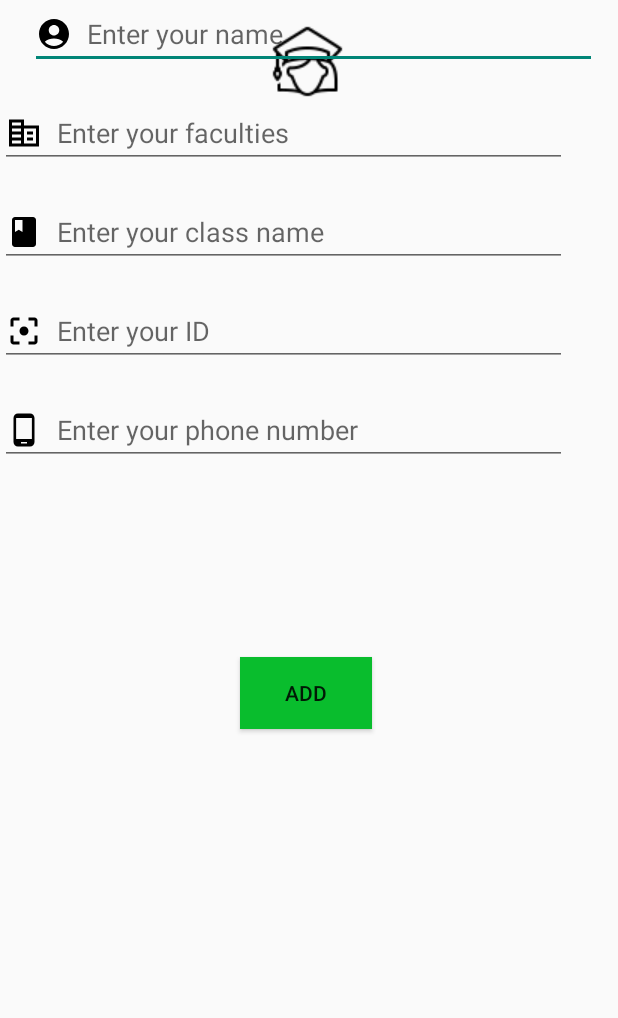
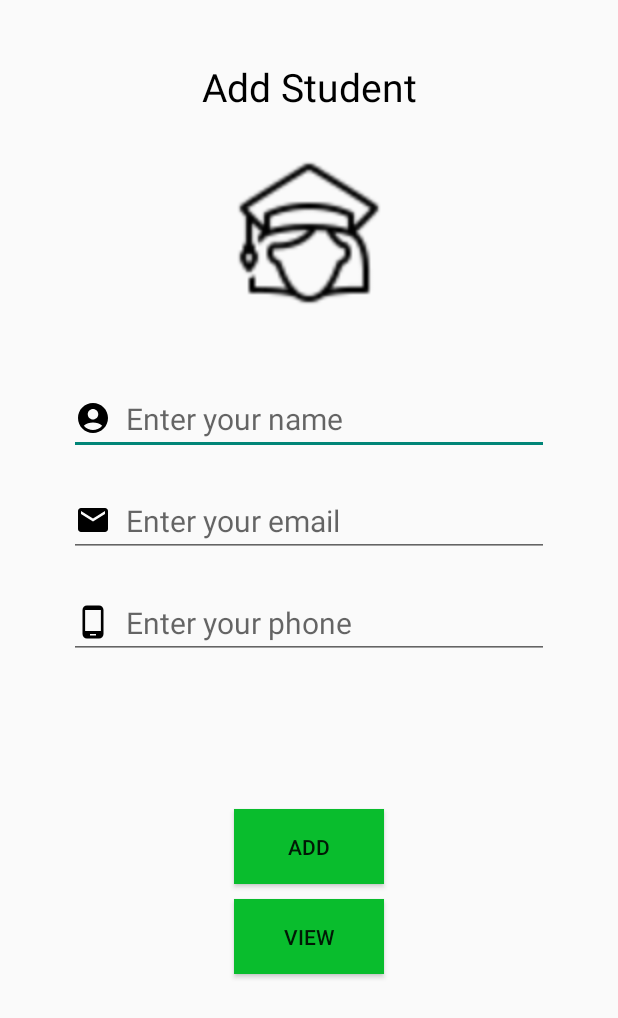
Before and after one commit to huwuxtins/StudentManagement, an Android app: the layout activity_add_student.xml on its own in the app's theme, with its tools: preview values and no code run, on a phone screen of 412 x 824 dp. Shown: the top 1018 px of the screen. Run offline under Robolectric (Android 15) with nearby library versions, the phone set to English and light mode, and no system bars.

Commit message:
add Student

```diff
--- a/app/src/main/java/com/example/studentmanagement/models/Student.java
+++ b/app/src/main/java/com/example/studentmanagement/models/Student.java
@@ -33,6 +33,9 @@ public class Student implements Serializable {
         this.faculties = faculties;
         this.pictureLink = pictureLink;
         this.certificates = certificates;
+    }
+
+    public Student(String studentname, String studentemail, String studentphone) {
     }
 
     public String getId() {
--- a/app/src/main/java/com/example/studentmanagement/models/addStudent.java
+++ /dev/null
@@ -1,4 +0,0 @@
-package com.example.studentmanagement.models;
-
-public class addStudent {
-}
--- /dev/null
+++ b/app/src/main/res/drawable/baseline_email_24.xml
@@ -0,0 +1,5 @@
+<vector android:height="24dp" android:tint="#000000"
+    android:viewportHeight="24" android:viewportWidth="24"
+    android:width="24dp" xmlns:android="http://schemas.android.com/apk/res/android">
+    <path android:fillColor="@android:color/white" android:pathData="M20,4L4,4c-1.1,0 -1.99,0.9 -1.99,2L2,18c0,1.1 0.9,2 2,2h16c1.1,0 2,-0.9 2,-2L22,6c0,-1.1 -0.9,-2 -2,-2zM20,8l-8,5 -8,-5L4,6l8,5 8,-5v2z"/>
+</vector>
--- a/app/src/main/res/layout/activity_add_student.xml
+++ b/app/src/main/res/layout/activity_add_student.xml
@@ -1,108 +1,85 @@
 <?xml version="1.0" encoding="utf-8"?>
-<androidx.constraintlayout.widget.ConstraintLayout xmlns:android="http://schemas.android.com/apk/res/android"
+<RelativeLayout xmlns:android="http://schemas.android.com/apk/res/android"
     xmlns:app="http://schemas.android.com/apk/res-auto"
     xmlns:tools="http://schemas.android.com/tools"
     android:layout_width="match_parent"
     android:layout_height="match_parent"
-    tools:context=".models.addStudent">
+    tools:context=".AddStudent"
+    android:layout_margin="10dp">
 
-
+    <TextView
+        android:id="@+id/text"
+        android:layout_width="match_parent"
+        android:layout_height="wrap_content"
+        android:text="Add Student"
+        android:textSize="26dp"
+        android:layout_centerHorizontal="true"
+        android:textColor="@color/black"
+        android:layout_marginTop="30dp"
+        android:gravity="center_horizontal"
+        />
     <ImageView
-        android:id="@+id/imageView4"
-        android:layout_width="wrap_content"
-        android:layout_height="wrap_content"
-        android:layout_marginStart="180dp"
-        android:layout_marginTop="50dp"
+        android:id="@+id/imageViewStudent"
         android:src="@drawable/icon_student"
-        app:layout_constraintBottom_toTopOf="@+id/edtStudentName"
-        app:layout_constraintStart_toStartOf="parent"
-        app:layout_constraintTop_toTopOf="parent"
-        app:layout_constraintVertical_bias="0.34"
-        tools:ignore="MissingConstraints">
-
-    </ImageView>
+        android:layout_below="@+id/text"
+        android:layout_marginTop="30dp"
+        android:layout_centerHorizontal="true"
+        android:layout_width="100dp"
+        android:layout_height="100dp"/>
 
     <EditText
-        android:id="@+id/edtStudentName"
-        android:layout_width="378dp"
-        android:layout_height="46dp"
-        android:layout_marginStart="20dp"
+        android:id="@+id/edtName"
         android:drawableLeft="@drawable/name"
         android:drawablePadding="10dp"
+        android:layout_width="320dp"
+        android:layout_height="wrap_content"
         android:hint="Enter your name"
-        app:layout_constraintStart_toStartOf="parent"
-        tools:ignore="MissingConstraints"
-        tools:layout_editor_absoluteY="192dp">
-    </EditText>
+        android:layout_centerHorizontal="true"
+        android:layout_marginTop="50dp"
+        android:layout_below="@+id/imageViewStudent"
+        android:textSize="20dp" />
+    <EditText
+        android:id="@+id/edtEmail"
+        android:layout_width="320dp"
+        android:layout_height="wrap_content"
+        android:drawableLeft="@drawable/baseline_email_24"
+        android:drawablePadding="10dp"
+        android:hint="Enter your email"
+        android:layout_centerHorizontal="true"
 
-    <EditText
-        android:id="@+id/edtClassName"
-        android:layout_width="378dp"
-        android:layout_height="46dp"
         android:layout_marginTop="20dp"
-        android:drawableLeft="@drawable/baseline_class_24"
-        android:drawablePadding="10dp"
-        android:hint="Enter your class name"
-        app:layout_constraintTop_toBottomOf="@+id/edtFaculties"
-        tools:ignore="MissingConstraints"
-        tools:layout_editor_absoluteX="20dp">
-
-    </EditText>
-
-    <EditText
-        android:id="@+id/edtFaculties"
-        android:layout_width="378dp"
-        android:layout_height="46dp"
-        android:layout_marginTop="20dp"
-        android:drawableLeft="@drawable/baseline_faculties_24"
-        android:drawablePadding="10dp"
-        android:hint="Enter your faculties"
-        app:layout_constraintTop_toBottomOf="@+id/edtStudentName"
-        tools:ignore="MissingConstraints"
-        tools:layout_editor_absoluteX="20dp">
-
-    </EditText>
-
-    <EditText
-        android:id="@+id/edtStudentID"
-        android:layout_width="378dp"
-        android:layout_height="46dp"
-        android:layout_marginTop="20dp"
-        android:drawableLeft="@drawable/baseline_id_24"
-        android:drawablePadding="10dp"
-        android:hint="Enter your ID"
-        app:layout_constraintTop_toBottomOf="@+id/edtClassName"
-        tools:ignore="MissingConstraints"
-        tools:layout_editor_absoluteX="20dp">
-
-    </EditText>
-
+        android:layout_below="@+id/edtName"
+        android:textSize="20dp" />
     <EditText
         android:id="@+id/edtPhone"
-        android:layout_width="378dp"
-        android:layout_height="46dp"
+        android:layout_width="320dp"
+        android:layout_height="wrap_content"
+        android:drawablePadding="10dp"
         android:drawableLeft="@drawable/phone"
-        android:drawablePadding="10dp"
+        android:hint="Enter your phone"
+        android:layout_centerHorizontal="true"
+
         android:layout_marginTop="20dp"
-        android:hint="Enter your phone number"
-        app:layout_constraintTop_toBottomOf="@+id/edtStudentID"
-        tools:ignore="MissingConstraints"
-        tools:layout_editor_absoluteX="20dp">
-
-    </EditText>
+        android:layout_below="@+id/edtEmail"
+        android:textSize="20dp" />
 
     <Button
-        android:layout_width="wrap_content"
-        android:layout_height="wrap_content"
-        android:layout_marginStart="160dp"
-        android:layout_marginTop="128dp"
+        android:id="@+id/btnAddStudent"
+        android:layout_width="100dp"
+        android:layout_height="50dp"
+        android:layout_below="@+id/edtPhone"
+        android:layout_marginTop="100dp"
+        android:layout_centerHorizontal="true"
         android:background="#09bd2d"
-        android:text="ADD"
-        app:layout_constraintStart_toStartOf="parent"
-        app:layout_constraintTop_toBottomOf="@+id/edtPhone"
-        tools:ignore="MissingConstraints">
+        android:text="ADD"/>
+    <Button
+        android:id="@+id/btnViewListStudent"
+        android:layout_width="100dp"
+        android:layout_height="50dp"
+        android:layout_below="@+id/btnAddStudent"
+        android:layout_marginTop="10dp"
+        android:layout_centerHorizontal="true"
+        android:background="#09bd2d"
+        android:text="View"/>
 
-    </Button>
-
-
-</androidx.constraintlayout.widget.ConstraintLayout>
+</RelativeLayout>
```
Also changed, not shown: app/src/main/AndroidManifest.xml (+4 -3 lines), app/src/main/java/com/example/studentmanagement/AddStudent.java (added, +64 -0 lines), app/src/main/java/com/example/studentmanagement/StudentList.java (+18 -16 lines), app/src/main/java/com/example/studentmanagement/adapter/StudentAdapter.java (+4 -17 lines), app/src/main/res/layout/activity_item_student.xml (deleted, +0 -67 lines), app/src/main/res/layout/activity_student_list.xml (renamed from app/src/main/res/layout/activity_student_list2.xml, +21 -6 lines), app/src/main/res/layout/item_student_view.xml (added, +49 -0 lines).
